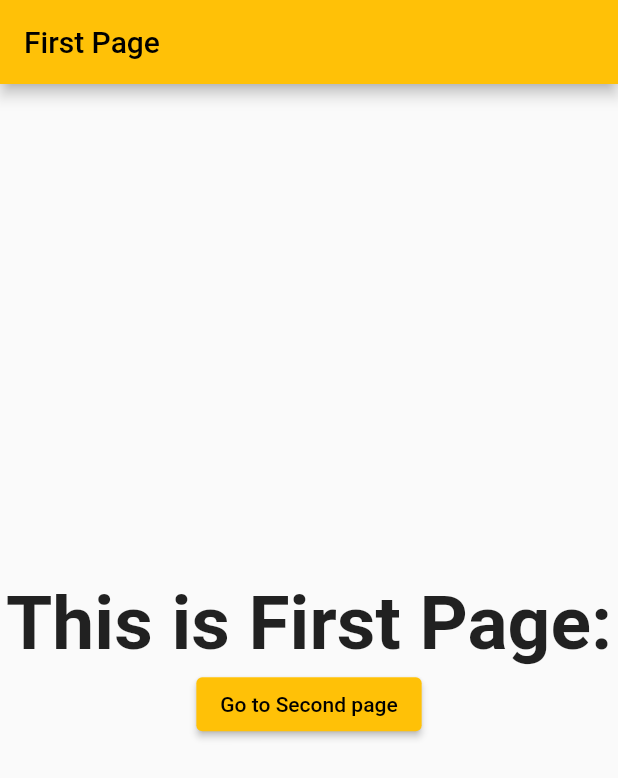
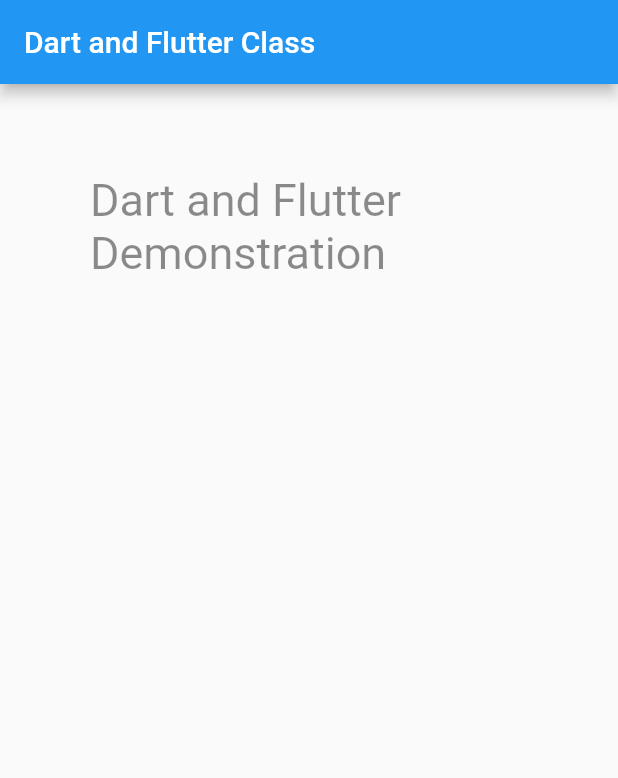
Before and after one commit to sanjibsinha/flutter_latest, a Flutter app: the screen it shows after launch, on a phone screen of 412 x 824 dp. Shown: the top 778 px of the screen. Run offline on Flutter 3.47's test engine with Material 2 defaults, Android fonts, the phone set to English and light mode, and no system bars.

Commit message:
First to class

```diff
--- a/lib/main.dart
+++ b/lib/main.dart
@@ -1,121 +1,39 @@
 import 'package:flutter/material.dart';
-import 'package:flutter/services.dart';
-import 'package:go_router/go_router.dart';
 
 void main() {
   runApp(const MyApp());
 }
 
 class MyApp extends StatelessWidget {
-  const MyApp({super.key});
-
+  const MyApp({Key? key}) : super(key: key);
+  // This widget is the root of your application.
   @override
   Widget build(BuildContext context) {
-    return MaterialApp.router(
-      routerConfig: _router,
-      title: "Go router",
-      theme: _appTheme,
+    return const MaterialApp(
+      home: MyHomePage(),
     );
   }
 }
 
-final _appTheme = ThemeData(
-  primarySwatch: Colors.amber,
-  textTheme: const TextTheme(
-    displayLarge: TextStyle(
-      fontWeight: FontWeight.w900,
-      fontSize: 34,
-      color: Colors.black,
-    ),
-  ),
-);
-
-final GoRouter _router = GoRouter(
-  routes: [
-    GoRoute(
-      path: "/",
-      builder: (context, state) => const FirstPage(),
-    ),
-    GoRoute(
-      path: "/secondpage",
-      builder: (context, state) => const SecondPage(),
-    )
-  ],
-);
-
-class FirstPage extends StatefulWidget {
-  const FirstPage({super.key});
-
-  @override
-  State<FirstPage> createState() => _FirstPageState();
-}
-
-class _FirstPageState extends State<FirstPage> {
+class MyHomePage extends StatelessWidget {
+  const MyHomePage({Key? key}) : super(key: key);
   @override
   Widget build(BuildContext context) {
-    SystemChrome.setEnabledSystemUIMode(SystemUiMode.manual,
-        overlays: [SystemUiOverlay.bottom]);
     return Scaffold(
       appBar: AppBar(
-        title: const Text(
-          'First Page',
-        ),
+        title: const Text('Dart and Flutter Class'),
       ),
-      body: Center(
-        child: Column(
-          mainAxisAlignment: MainAxisAlignment.center,
-          children: <Widget>[
-            const Text(
-              'This is First Page:',
-              style: TextStyle(
-                fontSize: 50.00,
-                fontWeight: FontWeight.bold,
-              ),
-            ),
-            ElevatedButton(
-              onPressed: () => context.go("/secondpage"),
-              child: const Text("Go to Second page"),
-            ),
-          ],
+      body: Container(
+        margin: const EdgeInsets.all(30.0),
+        padding: const EdgeInsets.all(30.0),
+        child: const Text(
+          'Dart and Flutter Demonstration',
+          style: TextStyle(
+            fontSize: 30.0,
+            color: Colors.black45,
+          ),
         ),
       ),
     );
   }
 }
-
-class SecondPage extends StatelessWidget {
-  const SecondPage({super.key});
-
-  @override
-  Widget build(BuildContext context) {
-    return Scaffold(
-      appBar: AppBar(
-        title: const Text(
-          'Second Page',
-        ),
-      ),
-      body: Center(
-        child: Column(
-          mainAxisAlignment: MainAxisAlignment.center,
-          children: <Widget>[
-            const Text(
-              'This is Second Page:',
-              style: TextStyle(
-                fontSize: 50.00,
-                fontWeight: FontWeight.bold,
-              ),
-            ),
-            Container(
-              margin: const EdgeInsets.all(20.00),
-              width: 150.00,
-              child: ElevatedButton(
-                onPressed: () => context.go("/"),
-                child: const Text("Go to First page"),
-              ),
-            )
-          ],
-        ),
-      ),
-    );
-  }
-}
--- /dev/null
+++ b/lib/test.dart
@@ -0,0 +1,25 @@
+class Text {
+  String? text;
+  TextStyle? style;
+  Text(this.text, {this.style});
+}
+
+class TextStyle {
+  double? fontSize;
+  TextStyle({this.fontSize});
+}
+
+main() {
+  TextStyle size = TextStyle(fontSize: 30.0);
+  Text iAmTextWithStyle = Text(
+    'I am Text',
+    style: size,
+  );
+
+  print('${iAmTextWithStyle.text} with size ${size.fontSize}');
+}
+
+/**
+ * Connecting to VM Service at ws://127.0.0.1:41687/yomntXxSybU=/ws
+flutter: I am Text with size 30.0
+ */
```
